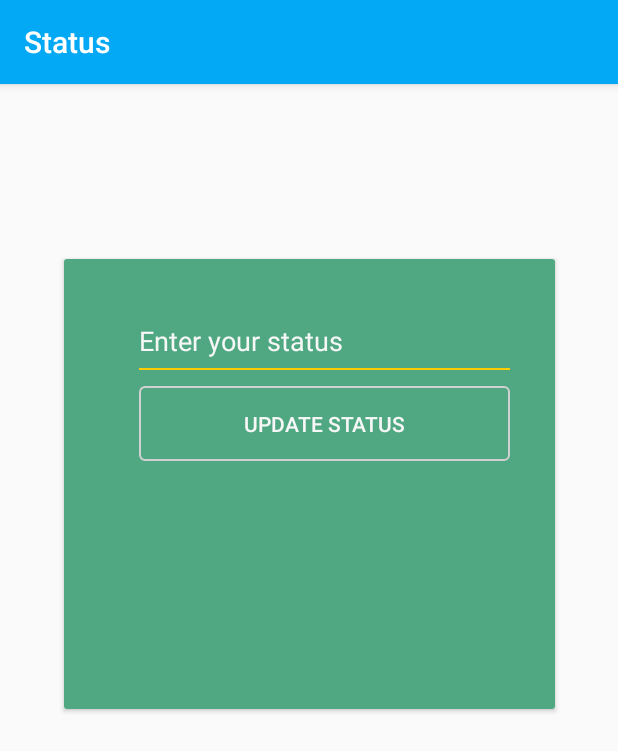
After one commit to shadowman9443/MyChatApp, an Android app: the StatusActivity screen opened directly, with no data from a screen before it, on a phone screen of 412 x 824 dp. The commit adds this screen. Shown: the top 751 px of the screen. Run offline under Robolectric (Android 15) with nearby library versions, the phone set to English and light mode, and no system bars; our stand-ins replace Firebase (no records; nobody signed in at launch, a user with empty details on screens opened directly); 1 statement that could not run was skipped.

Commit message:
Complete the SettingsActivity and StatusActivity

```diff
--- a/app/build.gradle
+++ b/app/build.gradle
@@ -39,6 +39,9 @@ dependencies {
     implementation 'com.squareup.picasso:picasso:2.5.2'
 
     implementation 'com.android.support:design:26.1.0'
+    implementation 'de.hdodenhof:circleimageview:2.2.0'
+    implementation 'com.theartofdev.edmodo:android-image-cropper:2.6.+'
+    implementation 'id.zelory:compressor:2.1.0'
 }
 
 
@@ -47,4 +50,6 @@ dependencies {
 
 
 
+
+
 apply plugin: 'com.google.gms.google-services'
--- a/app/src/main/java/com/example/aunogarafat/mychatapp/adapters/SectionPagerAdapter.kt
+++ b/app/src/main/java/com/example/aunogarafat/mychatapp/adapters/SectionPagerAdapter.kt
@@ -27,7 +27,7 @@ class SectionPagerAdapter(fm:FragmentManager):FragmentPagerAdapter(fm) {
         return 2
     }
 
-    override fun getPageTitle(position: Int): CharSequence {
+    override fun getPageTitle(position: Int): CharSequence? {
         when(position){
             0->{
                 return "Friends"
--- a/app/src/main/java/com/example/aunogarafat/mychatapp/fragments/ChatsFragment.kt
+++ b/app/src/main/java/com/example/aunogarafat/mychatapp/fragments/ChatsFragment.kt
@@ -16,8 +16,7 @@ import com.example.aunogarafat.mychatapp.R
 class ChatsFragment : Fragment() {
 
 
-    override fun onCreateView(inflater: LayoutInflater?, container: ViewGroup?,
-                              savedInstanceState: Bundle?): View? {
+    override fun onCreateView(inflater: LayoutInflater, container: ViewGroup?, savedInstanceState: Bundle?): View? {
         // Inflate the layout for this fragment
         return inflater!!.inflate(R.layout.fragment_chats, container, false)
     }
--- a/app/src/main/java/com/example/aunogarafat/mychatapp/fragments/UsersFragment.kt
+++ b/app/src/main/java/com/example/aunogarafat/mychatapp/fragments/UsersFragment.kt
@@ -16,8 +16,7 @@ import com.example.aunogarafat.mychatapp.R
 class UsersFragment : Fragment() {
 
 
-    override fun onCreateView(inflater: LayoutInflater?, container: ViewGroup?,
-                              savedInstanceState: Bundle?): View? {
+    override fun onCreateView(inflater: LayoutInflater, container: ViewGroup?, savedInstanceState: Bundle?): View? {
         // Inflate the layout for this fragment
         return inflater!!.inflate(R.layout.fragment_users, container, false)
     }
--- /dev/null
+++ b/app/src/main/res/layout/activity_status.xml
@@ -0,0 +1,69 @@
+<?xml version="1.0" encoding="utf-8"?>
+<android.support.constraint.ConstraintLayout xmlns:android="http://schemas.android.com/apk/res/android"
+    xmlns:app="http://schemas.android.com/apk/res-auto"
+    xmlns:tools="http://schemas.android.com/tools"
+    android:layout_width="match_parent"
+    android:layout_height="match_parent"
+    tools:context="com.example.aunogarafat.mychatapp.activities.StatusActivity">
+
+    <android.support.v7.widget.CardView
+        android:layout_width="327dp"
+        android:layout_height="300dp"
+        android:layout_marginBottom="243dp"
+        android:layout_marginEnd="8dp"
+        android:layout_marginStart="8dp"
+        android:layout_marginTop="8dp"
+
+        app:layout_constraintBottom_toBottomOf="parent"
+        app:layout_constraintEnd_toEndOf="parent"
+        app:layout_constraintStart_toStartOf="parent"
+        app:layout_constraintTop_toTopOf="parent">
+
+        <LinearLayout
+            android:layout_width="match_parent"
+            android:layout_height="300dp"
+            android:background="@color/colorAccent"
+            android:orientation="vertical">
+
+            <LinearLayout
+                android:layout_width="match_parent"
+                android:layout_height="wrap_content"
+                android:layout_marginTop="10dp"
+                android:orientation="vertical"
+                android:paddingEnd="30dp"
+                android:paddingStart="50dp">
+
+                <TextView
+                    android:layout_width="wrap_content"
+                    android:layout_height="wrap_content"
+                    android:layout_gravity="center"
+                    android:id="@+id/oldStatustxt"
+                    android:textColor="@color/colorCardView"
+
+                    android:textSize="18sp"
+                    android:textStyle="bold" />
+                <EditText
+                    android:layout_width="match_parent"
+                    android:layout_height="40dp"
+                    android:id="@+id/statusChangeet"
+                    android:inputType="textPersonName"
+                    android:background="@drawable/selector_bg_edit_2"
+                    android:hint="@string/enter_txt"
+                    android:textColorHint="@color/colorCardView"
+                    android:textColor="@color/colorCardView"
+                   />
+
+                <Button
+                    android:layout_width="match_parent"
+                    android:layout_height="50dp"
+                    android:layout_marginTop="10dp"
+                    android:background="@drawable/bt_shape"
+                    android:stateListAnimator="@drawable/state_list_animator_z"
+                    android:text="@string/updt_stat"
+                    android:id="@+id/updateStatus"
+                    android:textColor="@color/colorCardView" />
+            </LinearLayout>
+
+        </LinearLayout>
+    </android.support.v7.widget.CardView>
+</android.support.constraint.ConstraintLayout>
--- a/app/src/main/res/values/strings.xml
+++ b/app/src/main/res/values/strings.xml
@@ -7,4 +7,10 @@
 
     <!-- TODO: Remove or change this placeholder text -->
     <string name="hello_blank_fragment">Hello blank fragment</string>
+    <string name="logout_txt">Logout</string>
+    <string name="settings_text">Settings</string>
+    <string name="change_photo">Change Photo</string>
+    <string name="status_btn">Status Button</string>
+    <string name="enter_txt">Enter your status</string>
+    <string name="updt_stat">Update Status</string>
 </resources>
```
Also changed, not shown: app/src/main/AndroidManifest.xml (+7 -1 lines), app/src/main/java/com/example/aunogarafat/mychatapp/activities/DashboardActivity.kt (+25 -0 lines), app/src/main/java/com/example/aunogarafat/mychatapp/activities/SettingsActivity.kt (added, +155 -0 lines), app/src/main/java/com/example/aunogarafat/mychatapp/activities/StatusActivity.kt (added, +57 -0 lines), app/src/main/res/layout/activity_settings.xml (added, +92 -0 lines), app/src/main/res/layout/fragment_users.xml (+15 -6 lines), app/src/main/res/menu/main_menu.xml (added, +11 -0 lines).
